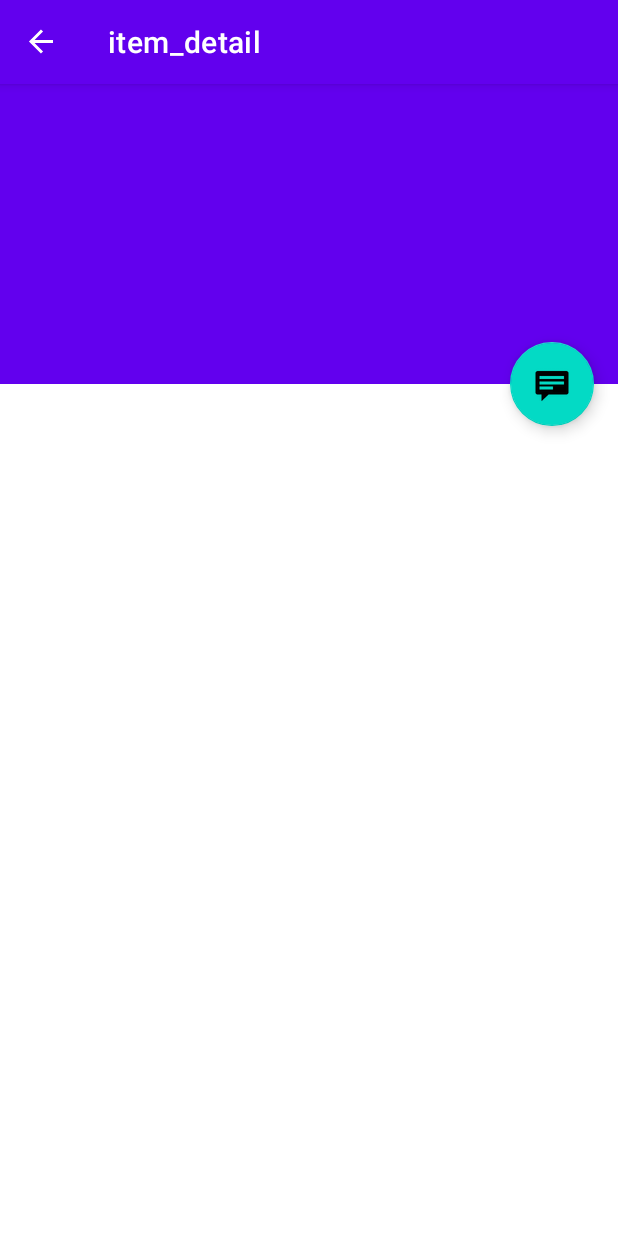
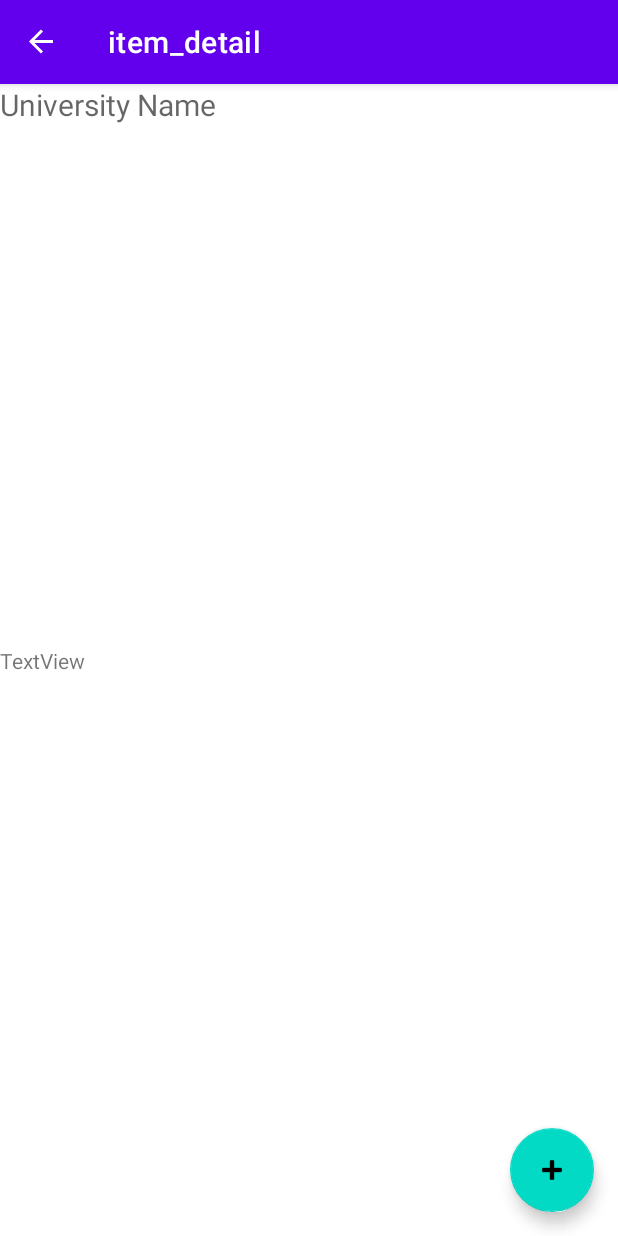
Before and after one commit to Lucas-Calvo/Universities, an Android app: the ItemDetailFragment screen opened through its navigation route, on a phone screen of 412 x 824 dp. Run offline under Robolectric (Android 15) with nearby library versions, the phone set to English and light mode, and no system bars; our stand-ins replace navigation-ui; 1 statement that could not run was skipped.

Commit message:
Segunda actualizacion

```diff
--- a/app/src/main/java/com/lcs/universities/ItemDetailFragment.java
+++ b/app/src/main/java/com/lcs/universities/ItemDetailFragment.java
@@ -28,6 +28,9 @@ public class ItemDetailFragment extends Fragment {
      * represents.
      */
     public static final String ARG_ITEM_ID = "item_id";
+    public static final String name="university_name";
+    public static final String url="idurltext";
+
 
     private String mItemName;
     /**
@@ -70,7 +73,7 @@ public class ItemDetailFragment extends Fragment {
         binding = FragmentItemDetailBinding.inflate(inflater, container, false);
         View rootView = binding.getRoot();
 
-        mToolbarLayout = rootView.findViewById(R.id.toolbar_layout);
+        //mToolbarLayout = rootView.findViewById(R.id.toolbar_layout);
         mTextView = binding.itemDetail;
 
         // Show the placeholder content as text in a TextView & in the toolbar if available.
--- a/app/src/main/java/com/lcs/universities/ItemListFragment.java
+++ b/app/src/main/java/com/lcs/universities/ItemListFragment.java
@@ -1,5 +1,7 @@
 package com.lcs.universities;
 
+import android.app.Application;
+import android.content.Context;
 import android.os.Build;
 import android.os.Bundle;
 
@@ -41,30 +43,6 @@ import retrofit2.converter.gson.GsonConverterFactory;
  */
 public class ItemListFragment extends Fragment {
 
-    /**
-     * Method to intercept global key events in the
-     * item list fragment to trigger keyboard shortcuts
-     * Currently provides a toast when Ctrl + Z and Ctrl + F
-     * are triggered
-     */
-    ViewCompat.OnUnhandledKeyEventListenerCompat unhandledKeyEventListenerCompat = (v, event) -> {
-        if (event.getKeyCode() == KeyEvent.KEYCODE_Z && event.isCtrlPressed()) {
-            Toast.makeText(
-                    v.getContext(),
-                    "Undo (Ctrl + Z) shortcut triggered",
-                    Toast.LENGTH_LONG
-            ).show();
-            return true;
-        } else if (event.getKeyCode() == KeyEvent.KEYCODE_F && event.isCtrlPressed()) {
-            Toast.makeText(
-                    v.getContext(),
-                    "Find (Ctrl + F) shortcut triggered",
-                    Toast.LENGTH_LONG
-            ).show();
-            return true;
-        }
-        return false;
-    };
 
     private FragmentItemListBinding binding;
 
@@ -80,8 +58,6 @@ public class ItemListFragment extends Fragment {
     @Override
     public void onViewCreated(View view, Bundle savedInstanceState) {
         super.onViewCreated(view, savedInstanceState);
-
-        ViewCompat.addOnUnhandledKeyEventListener(view, unhandledKeyEventListenerCompat);
 
         RecyclerView recyclerView = binding.itemList;
 
@@ -142,6 +118,16 @@ public class ItemListFragment extends Fragment {
             mItemDetailFragmentContainer = itemDetailFragmentContainer;
         }
 
+        private final View.OnClickListener mOnClickListener = new
+                View.OnClickListener() {
+                    @Override
+                    public void onClick(View view) {
+
+                        Navigation.findNavController(view).navigate(R.id.item_detail_fragment);
+
+                    }
+                };
+
         @Override
         public ViewHolder onCreateViewHolder(ViewGroup parent, int viewType) {
 
@@ -156,62 +142,13 @@ public class ItemListFragment extends Fragment {
             holder.mContentView.setText(mValues.get(position).getName());
 
             holder.itemView.setTag(mValues.get(position));
-            holder.itemView.setOnClickListener(itemView -> {
-                PlaceholderContent.PlaceholderItem item =
-                        (PlaceholderContent.PlaceholderItem) itemView.getTag();
-                Bundle arguments = new Bundle();
-                arguments.putString(ItemDetailFragment.ARG_ITEM_ID, item.id);
-                if (mItemDetailFragmentContainer != null) {
-                    Navigation.findNavController(mItemDetailFragmentContainer)
-                            .navigate(R.id.fragment_item_detail, arguments);
-                } else {
-                    Navigation.findNavController(itemView).navigate(R.id.show_item_detail, arguments);
-                }
+            holder.itemView.setOnClickListener(itemVew ->{
+                Navigation.findNavController(itemVew).navigate(R.id.item_detail_fragment);
+                Bundle arguments=new Bundle();
+                arguments.putString(ItemDetailFragment.name, mValues.get(position).getName());
+                arguments.putString(ItemDetailFragment.url, mValues.get(position).getWebPages().get(0));
             });
-            if (Build.VERSION.SDK_INT >= Build.VERSION_CODES.M) {
-                /*
-                 * Context click listener to handle Right click events
-                 * from mice and trackpad input to provide a more native
-                 * experience on larger screen devices
-                 */
-                holder.itemView.setOnContextClickListener(v -> {
-                    PlaceholderContent.PlaceholderItem item =
-                            (PlaceholderContent.PlaceholderItem) holder.itemView.getTag();
-                    Toast.makeText(
-                            holder.itemView.getContext(),
-                            "Context click of item " + item.id,
-                            Toast.LENGTH_LONG
-                    ).show();
-                    return true;
-                });
-            }
-            /*holder.itemView.setOnLongClickListener(v -> {
-                // Setting the item id as the clip data so that the drop target is able to
-                // identify the id of the content
-                ClipData.Item clipItem = new ClipData.Item(mValues.get(position).id);
-                ClipData dragData = new ClipData(
-                        ((PlaceholderContent.PlaceholderItem) v.getTag()).content,
-                        new String[]{ClipDescription.MIMETYPE_TEXT_PLAIN},
-                        clipItem
-                );
 
-                if (Build.VERSION.SDK_INT >= 24) {
-                    v.startDragAndDrop(
-                            dragData,
-                            new View.DragShadowBuilder(v),
-                            null,
-                            0
-                    );
-                } else {
-                    v.startDrag(
-                            dragData,
-                            new View.DragShadowBuilder(v),
-                            null,
-                            0
-                    );
-                }
-                return true;
-            });*/
         }
 
         @Override
--- a/app/src/main/java/com/lcs/universities/UniversityAPIservice.java
+++ b/app/src/main/java/com/lcs/universities/UniversityAPIservice.java
@@ -1,6 +1,5 @@
 package com.lcs.universities;
 
-import java.util.ArrayList;
 import java.util.List;
 import retrofit2.Call;
 import retrofit2.http.GET;
--- a/app/src/main/res/layout/fragment_item_detail.xml
+++ b/app/src/main/res/layout/fragment_item_detail.xml
@@ -5,65 +5,44 @@
     android:id="@+id/item_detail_container"
     android:layout_width="match_parent"
     android:layout_height="match_parent"
-    tools:context=".ItemDetailHostActivity"
-    tools:ignore="MergeRootFrame">
+    tools:context=".ItemDetailHostActivity">
 
-    <com.google.android.material.appbar.AppBarLayout
-        android:id="@+id/app_bar"
+    <ScrollView
+        android:id="@+id/scrollView2"
         android:layout_width="match_parent"
-        android:layout_height="@dimen/app_bar_height"
-        android:theme="@style/ThemeOverlay.AppCompat.Dark.ActionBar">
+        android:layout_height="match_parent">
 
-        <com.google.android.material.appbar.CollapsingToolbarLayout
-            android:id="@+id/toolbar_layout"
+        <LinearLayout
             android:layout_width="match_parent"
-            android:layout_height="match_parent"
-            app:contentScrim="?attr/colorPrimary"
-            app:layout_scrollFlags="scroll|exitUntilCollapsed"
-            app:toolbarId="@+id/toolbar">
+            android:layout_height="wrap_content"
+            android:orientation="vertical">
 
-            <androidx.appcompat.widget.Toolbar
-                android:id="@+id/detail_toolbar"
+            <TextView
+                android:id="@+id/university_name"
                 android:layout_width="match_parent"
-                android:layout_height="?attr/actionBarSize"
-                app:layout_collapseMode="pin"
-                app:popupTheme="@style/ThemeOverlay.AppCompat.Light" />
+                android:layout_height="wrap_content"
+                android:hint="University Name"
+                android:textSize="20sp" />
 
-        </com.google.android.material.appbar.CollapsingToolbarLayout>
-
-    </com.google.android.material.appbar.AppBarLayout>
-
-    <androidx.core.widget.NestedScrollView
-        android:id="@+id/item_detail_scroll_view"
-        android:layout_width="match_parent"
-        android:layout_height="match_parent"
-        app:layout_behavior="@string/appbar_scrolling_view_behavior">
-
-        <TextView
-            android:id="@+id/item_detail"
-            style="?android:attr/textAppearanceLarge"
-            android:layout_width="match_parent"
-            android:layout_height="match_parent"
-            android:paddingStart="@dimen/container_horizontal_margin"
-            android:paddingTop="16dp"
-            android:paddingEnd="@dimen/container_horizontal_margin"
-            android:paddingBottom="16dp"
-            android:textIsSelectable="true"
-            tools:context="com.lcs.universities.ItemDetailFragment"
-            tools:ignore="SpeakableTextPresentCheck" />
-
-    </androidx.core.widget.NestedScrollView>
+            <!-- resto de elementos del detalle -->
+        </LinearLayout>
+    </ScrollView>
 
     <com.google.android.material.floatingactionbutton.FloatingActionButton
         android:id="@+id/fab"
         android:layout_width="wrap_content"
         android:layout_height="wrap_content"
-        android:layout_gravity="center_vertical|start"
+        android:layout_gravity="bottom|end"
         android:layout_marginEnd="@dimen/fab_margin"
         android:layout_marginBottom="16dp"
-        app:layout_anchor="@+id/item_detail_scroll_view"
-        app:layout_anchorGravity="top|end"
-        app:srcCompat="@android:drawable/stat_notify_chat"
+        app:srcCompat="@android:drawable/ic_input_add"
         tools:ignore="SpeakableTextPresentCheck" />
 
+    <TextView
+        android:id="@+id/idurltext"
+        android:layout_width="match_parent"
+        android:layout_height="wrap_content"
+        android:text="TextView"
+        app:layout_anchor="@+id/scrollView2"
+        app:layout_anchorGravity="center" />
 </androidx.coordinatorlayout.widget.CoordinatorLayout>
```
Also changed, not shown: app/src/main/java/com/lcs/universities/University.java (+8 -23 lines), app/src/main/java/com/lcs/universities/UniversityDetail.java (added, +38 -0 lines).
